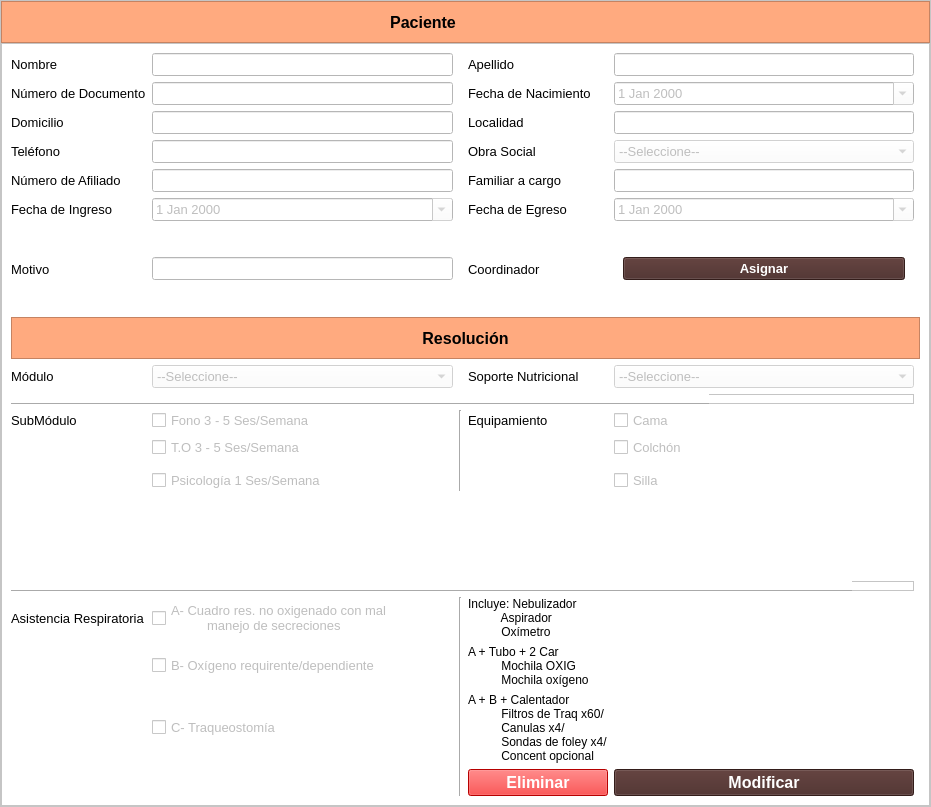
Old version of the form gui/pacientes/ver_paciente.ui in the repository ayenaccarato/Marcanac.
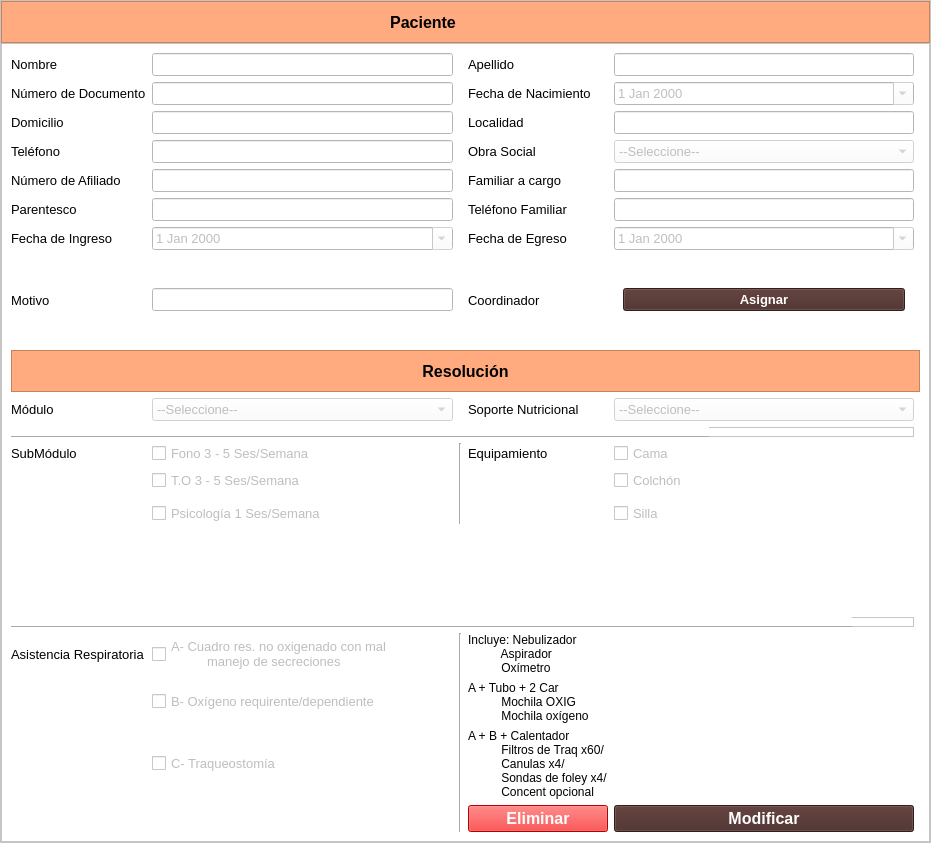
New version of the form. Icons and pictures are not drawn.

Commit message: Agrego datos al modelo de paciente

```diff
--- a/gui/pacientes/ver_paciente.ui
+++ b/gui/pacientes/ver_paciente.ui
@@ -7,7 +7,7 @@
     <x>0</x>
     <y>0</y>
     <width>931</width>
-    <height>807</height>
+    <height>843</height>
    </rect>
   </property>
   <property name="windowTitle">
@@ -329,7 +329,367 @@
          <layout class="QGridLayout" name="gridLayout_2">
           <item row="0" column="0">
            <layout class="QGridLayout" name="gridLayout">
-            <item row="17" column="1">
+            <item row="8" column="4">
+             <widget class="QStackedWidget" name="swCoordinador">
+              <property name="currentIndex">
+               <number>1</number>
+              </property>
+              <widget class="QWidget" name="page">
+               <layout class="QVBoxLayout" name="verticalLayout_3">
+                <item>
+                 <widget class="QLineEdit" name="txtCoordinador">
+                  <property name="enabled">
+                   <bool>false</bool>
+                  </property>
+                  <property name="font">
+                   <font>
+                    <family>Segoe UI</family>
+                    <pointsize>10</pointsize>
+                   </font>
+                  </property>
+                 </widget>
+                </item>
+               </layout>
+              </widget>
+              <widget class="QWidget" name="page_2">
+               <layout class="QVBoxLayout" name="verticalLayout_4">
+                <item>
+                 <widget class="QPushButton" name="btnAsignar">
+                  <property name="font">
+                   <font>
+                    <family>Segoe UI</family>
+                    <pointsize>10</pointsize>
+                    <weight>75</weight>
+                    <bold>true</bold>
+                   </font>
+                  </property>
+                  <property name="cursor">
+                   <cursorShape>PointingHandCursor</cursorShape>
+                  </property>
+                  <property name="styleSheet">
+                   <string notr="true">background-color: rgb(71, 40, 37);
+color: rgb(255, 255, 255);</string>
+                  </property>
+                  <property name="text">
+                   <string>Asignar</string>
+                  </property>
+                 </widget>
+                </item>
+               </layout>
+              </widget>
+             </widget>
+            </item>
+            <item row="21" column="3">
+             <widget class="QPushButton" name="btnEliminar">
+              <property name="font">
+               <font>
+                <family>Segoe UI</family>
+                <pointsize>12</pointsize>
+                <weight>75</weight>
+                <bold>true</bold>
+               </font>
+              </property>
+              <property name="cursor">
+               <cursorShape>PointingHandCursor</cursorShape>
+              </property>
+              <property name="styleSheet">
+               <string notr="true">color: rgb(255, 255, 255);
+background-color: rgb(255, 0, 0);</string>
+              </property>
+              <property name="text">
+               <string>Eliminar</string>
+              </property>
+             </widget>
+            </item>
+            <item row="19" column="3">
+             <widget class="QLabel" name="label_22">
+              <property name="text">
+               <string>A + Tubo + 2 Car
+          Mochila OXIG
+          Mochila oxígeno</string>
+              </property>
+             </widget>
+            </item>
+            <item row="18" column="2" rowspan="4">
+             <widget class="Line" name="line">
+              <property name="orientation">
+               <enum>Qt::Vertical</enum>
+              </property>
+             </widget>
+            </item>
+            <item row="12" column="2" rowspan="4">
+             <widget class="Line" name="line_4">
+              <property name="orientation">
+               <enum>Qt::Vertical</enum>
+              </property>
+             </widget>
+            </item>
+            <item row="20" column="3">
+             <widget class="QLabel" name="label_23">
+              <property name="text">
+               <string>A + B + Calentador
+          Filtros de Traq x60/ 
+          Canulas x4/ 
+          Sondas de foley x4/ 
+          Concent opcional</string>
+              </property>
+             </widget>
+            </item>
+            <item row="8" column="3">
+             <widget class="QLabel" name="label_24">
+              <property name="font">
+               <font>
+                <family>Segoe UI</family>
+                <pointsize>10</pointsize>
+               </font>
+              </property>
+              <property name="text">
+               <string>Coordinador</string>
+              </property>
+             </widget>
+            </item>
+            <item row="10" column="1">
+             <widget class="QComboBox" name="cbModulo">
+              <property name="enabled">
+               <bool>false</bool>
+              </property>
+              <property name="font">
+               <font>
+                <family>Segoe UI</family>
+                <pointsize>10</pointsize>
+               </font>
+              </property>
+              <item>
+               <property name="text">
+                <string>--Seleccione--</string>
+               </property>
+              </item>
+              <item>
+               <property name="text">
+                <string>Módulo 1</string>
+               </property>
+              </item>
+              <item>
+               <property name="text">
+                <string>Módulo 2</string>
+               </property>
+              </item>
+              <item>
+               <property name="text">
+                <string>Módulo 3</string>
+               </property>
+              </item>
+              <item>
+               <property name="text">
+                <string>Módulo 4</string>
+               </property>
+              </item>
+              <item>
+               <property name="text">
+                <string>Módulo 5</string>
+               </property>
+              </item>
+              <item>
+               <property name="text">
+                <string>Módulo 6</string>
+               </property>
+              </item>
+              <item>
+               <property name="text">
+                <string>Módulo 7</string>
+               </property>
+              </item>
+             </widget>
+            </item>
+            <item row="7" column="4">
+             <widget class="QDateEdit" name="txtFechaE">
+              <property name="enabled">
+               <bool>false</bool>
+              </property>
+              <property name="font">
+               <font>
+                <family>Segoe UI</family>
+                <pointsize>10</pointsize>
+               </font>
+              </property>
+              <property name="calendarPopup">
+               <bool>true</bool>
+              </property>
+             </widget>
+            </item>
+            <item row="5" column="3">
+             <widget class="QLabel" name="label_10">
+              <property name="font">
+               <font>
+                <family>Segoe UI</family>
+                <pointsize>10</pointsize>
+               </font>
+              </property>
+              <property name="text">
+               <string>Familiar a cargo</string>
+              </property>
+             </widget>
+            </item>
+            <item row="7" column="3">
+             <widget class="QLabel" name="label_12">
+              <property name="font">
+               <font>
+                <family>Segoe UI</family>
+                <pointsize>10</pointsize>
+               </font>
+              </property>
+              <property name="text">
+               <string>Fecha de Egreso</string>
+              </property>
+             </widget>
+            </item>
+            <item row="7" column="0">
+             <widget class="QLabel" name="label_11">
+              <property name="font">
+               <font>
+                <family>Segoe UI</family>
+                <pointsize>10</pointsize>
+               </font>
+              </property>
+              <property name="text">
+               <string>Fecha de Ingreso</string>
+              </property>
+             </widget>
+            </item>
+            <item row="1" column="1">
+             <widget class="QLineEdit" name="txtDocumento">
+              <property name="enabled">
+               <bool>false</bool>
+              </property>
+              <property name="font">
+               <font>
+                <family>Segoe UI</family>
+                <pointsize>10</pointsize>
+               </font>
+              </property>
+             </widget>
+            </item>
+            <item row="18" column="0">
+             <widget class="QLabel" name="label_20">
+              <property name="font">
+               <font>
+                <family>Segoe UI</family>
+                <pointsize>10</pointsize>
+                <underline>false</underline>
+               </font>
+              </property>
+              <property name="text">
+               <string>Asistencia Respiratoria</string>
+              </property>
+             </widget>
+            </item>
+            <item row="4" column="0">
+             <widget class="QLabel" name="label_9">
+              <property name="font">
+               <font>
+                <family>Segoe UI</family>
+                <pointsize>10</pointsize>
+               </font>
+              </property>
+              <property name="text">
+               <string>Teléfono</string>
+              </property>
+             </widget>
+            </item>
+            <item row="5" column="4">
+             <widget class="QLineEdit" name="txtFamiliar">
+              <property name="enabled">
+               <bool>false</bool>
+              </property>
+              <property name="font">
+               <font>
+                <family>Segoe UI</family>
+                <pointsize>10</pointsize>
+               </font>
+              </property>
+             </widget>
+            </item>
+            <item row="4" column="1">
+             <widget class="QLineEdit" name="txtTelefono">
+              <property name="enabled">
+               <bool>false</bool>
+              </property>
+              <property name="font">
+               <font>
+                <family>Segoe UI</family>
+                <pointsize>10</pointsize>
+               </font>
+              </property>
+             </widget>
+            </item>
+            <item row="10" column="0">
+             <widget class="QLabel" name="label_15">
+              <property name="font">
+               <font>
+                <family>Segoe UI</family>
+                <pointsize>10</pointsize>
+               </font>
+              </property>
+              <property name="text">
+               <string>Módulo</string>
+              </property>
+             </widget>
+            </item>
+            <item row="5" column="0">
+             <widget class="QLabel" name="label_16">
+              <property name="font">
+               <font>
+                <family>Segoe UI</family>
+                <pointsize>10</pointsize>
+               </font>
+              </property>
+              <property name="text">
+               <string>Número de Afiliado</string>
+              </property>
+             </widget>
+            </item>
+            <item row="4" column="3">
+             <widget class="QLabel" name="label_8">
+              <property name="font">
+               <font>
+                <family>Segoe UI</family>
+                <pointsize>10</pointsize>
+               </font>
+              </property>
+              <property name="text">
+               <string>Obra Social</string>
+              </property>
+             </widget>
+            </item>
+            <item row="4" column="4">
+             <widget class="QComboBox" name="cbObraSocial">
+              <property name="enabled">
+               <bool>false</bool>
+              </property>
+              <property name="font">
+               <font>
+                <family>Segoe UI</family>
+                <pointsize>10</pointsize>
+               </font>
+              </property>
+              <item>
+               <property name="text">
+                <string>--Seleccione--</string>
+               </property>
+              </item>
+              <item>
+               <property name="text">
+                <string>IOMA</string>
+               </property>
+              </item>
+              <item>
+               <property name="text">
+                <string>Sanidad</string>
+               </property>
+              </item>
+             </widget>
+            </item>
+            <item row="18" column="1">
              <widget class="QCheckBox" name="arA">
               <property name="enabled">
                <bool>false</bool>
@@ -346,7 +706,7 @@
               </property>
              </widget>
             </item>
-            <item row="14" column="4">
+            <item row="15" column="4">
              <widget class="QCheckBox" name="silla">
               <property name="enabled">
                <bool>false</bool>
@@ -362,7 +722,20 @@
               </property>
              </widget>
             </item>
-            <item row="8" column="0" colspan="6">
+            <item row="5" column="1">
+             <widget class="QLineEdit" name="txtNroAfi">
+              <property name="enabled">
+               <bool>false</bool>
+              </property>
+              <property name="font">
+               <font>
+                <family>Segoe UI</family>
+                <pointsize>10</pointsize>
+               </font>
+              </property>
+             </widget>
+            </item>
+            <item row="9" column="0" colspan="6">
              <widget class="QFrame" name="frame_resolucion">
               <property name="minimumSize">
                <size>
@@ -403,74 +776,6 @@
               </layout>
              </widget>
             </item>
-            <item row="5" column="1">
-             <widget class="QLineEdit" name="txtNroAfi">
-              <property name="enabled">
-               <bool>false</bool>
-              </property>
-              <property name="font">
-               <font>
-                <family>Segoe UI</family>
-                <pointsize>10</pointsize>
-               </font>
-              </property>
-             </widget>
-            </item>
-            <item row="1" column="3">
-             <widget class="QLabel" name="label_6">
-              <property name="font">
-               <font>
-                <family>Segoe UI</family>
-                <pointsize>10</pointsize>
-               </font>
-              </property>
-              <property name="text">
-               <string>Fecha de Nacimiento</string>
-              </property>
-             </widget>
-            </item>
-            <item row="3" column="4">
-             <widget class="QLineEdit" name="txtLocalidad">
-              <property name="enabled">
-               <bool>false</bool>
-              </property>
-              <property name="font">
-               <font>
-                <family>Segoe UI</family>
-                <pointsize>10</pointsize>
-               </font>
-              </property>
-             </widget>
-            </item>
-            <item row="7" column="1">
-             <widget class="QLineEdit" name="txtMotivo">
-              <property name="enabled">
-               <bool>false</bool>
-              </property>
-              <property name="font">
-               <font>
-                <family>Segoe UI</family>
-                <pointsize>10</pointsize>
-               </font>
-              </property>
-             </widget>
-            </item>
-            <item row="1" column="4">
-             <widget class="QDateEdit" name="txtFechaN">
-              <property name="enabled">
-               <bool>false</bool>
-              </property>
-              <property name="font">
-               <font>
-                <family>Segoe UI</family>
-                <pointsize>10</pointsize>
-               </font>
-              </property>
-              <property name="calendarPopup">
-               <bool>true</bool>
-              </property>
-             </widget>
-            </item>
             <item row="0" column="0">
              <widget class="QLabel" name="label_2">
               <property name="font">
@@ -497,7 +802,23 @@
               </property>
              </widget>
             </item>
-            <item row="9" column="4">
+            <item row="13" column="1">
+             <widget class="QCheckBox" name="to">
+              <property name="enabled">
+               <bool>false</bool>
+              </property>
+              <property name="font">
+               <font>
+                <family>Segoe UI</family>
+                <pointsize>10</pointsize>
+               </font>
+              </property>
+              <property name="text">
+               <string>T.O 3 - 5 Ses/Semana</string>
+              </property>
+             </widget>
+            </item>
+            <item row="10" column="4">
              <widget class="QComboBox" name="cbSN">
               <property name="enabled">
                <bool>false</bool>
@@ -535,36 +856,20 @@
               </item>
              </widget>
             </item>
+            <item row="0" column="1">
+             <widget class="QLineEdit" name="txtNombre">
+              <property name="enabled">
+               <bool>false</bool>
+              </property>
+              <property name="font">
+               <font>
+                <family>Segoe UI</family>
+                <pointsize>10</pointsize>
+               </font>
+              </property>
+             </widget>
+            </item>
             <item row="12" column="1">
-             <widget class="QCheckBox" name="to">
-              <property name="enabled">
-               <bool>false</bool>
-              </property>
-              <property name="font">
-               <font>
-                <family>Segoe UI</family>
-                <pointsize>10</pointsize>
-               </font>
-              </property>
-              <property name="text">
-               <string>T.O 3 - 5 Ses/Semana</string>
-              </property>
-             </widget>
-            </item>
-            <item row="3" column="1">
-             <widget class="QLineEdit" name="txtDomicilio">
-              <property name="enabled">
-               <bool>false</bool>
-              </property>
-              <property name="font">
-               <font>
-                <family>Segoe UI</family>
-                <pointsize>10</pointsize>
-               </font>
-              </property>
-             </widget>
-            </item>
-            <item row="11" column="1">
              <widget class="QCheckBox" name="fono">
               <property name="enabled">
                <bool>false</bool>
@@ -580,8 +885,8 @@
               </property>
              </widget>
             </item>
-            <item row="0" column="1">
-             <widget class="QLineEdit" name="txtNombre">
+            <item row="3" column="1">
+             <widget class="QLineEdit" name="txtDomicilio">
               <property name="enabled">
                <bool>false</bool>
               </property>
@@ -593,19 +898,6 @@
               </property>
              </widget>
             </item>
-            <item row="3" column="0">
-             <widget class="QLabel" name="label_4">
-              <property name="font">
-               <font>
-                <family>Segoe UI</family>
-                <pointsize>10</pointsize>
-               </font>
-              </property>
-              <property name="text">
-               <string>Domicilio</string>
-              </property>
-             </widget>
-            </item>
             <item row="0" column="3">
              <widget class="QLabel" name="label_3">
               <property name="font">
@@ -619,6 +911,19 @@
               </property>
              </widget>
             </item>
+            <item row="3" column="0">
+             <widget class="QLabel" name="label_4">
+              <property name="font">
+               <font>
+                <family>Segoe UI</family>
+                <pointsize>10</pointsize>
+               </font>
+              </property>
+              <property name="text">
+               <string>Domicilio</string>
+              </property>
+             </widget>
+            </item>
             <item row="3" column="3">
              <widget class="QLabel" name="label_5">
               <property name="font">
@@ -632,22 +937,6 @@
               </property>
              </widget>
             </item>
-            <item row="6" column="1">
-             <widget class="QDateEdit" name="txtFechaI">
-              <property name="enabled">
-               <bool>false</bool>
-              </property>
-              <property name="font">
-               <font>
-                <family>Segoe UI</family>
-                <pointsize>10</pointsize>
-               </font>
-              </property>
-              <property name="calendarPopup">
-               <bool>true</bool>
-              </property>
-             </widget>
-            </item>
             <item row="0" column="4">
              <widget class="QLineEdit" name="txtApellido">
               <property name="enabled">
@@ -661,7 +950,23 @@
               </property>
              </widget>
             </item>
-            <item row="19" column="1">
+            <item row="7" column="1">
+             <widget class="QDateEdit" name="txtFechaI">
+              <property name="enabled">
+               <bool>false</bool>
+              </property>
+              <property name="font">
+               <font>
+                <family>Segoe UI</family>
+                <pointsize>10</pointsize>
+               </font>
+              </property>
+              <property name="calendarPopup">
+               <bool>true</bool>
+              </property>
+             </widget>
+            </item>
+            <item row="20" column="1">
              <widget class="QCheckBox" name="arC">
               <property name="enabled">
                <bool>false</bool>
@@ -677,8 +982,8 @@
               </property>
              </widget>
             </item>
-            <item row="4" column="1">
-             <widget class="QLineEdit" name="txtTelefono">
+            <item row="8" column="1">
+             <widget class="QLineEdit" name="txtMotivo">
               <property name="enabled">
                <bool>false</bool>
               </property>
@@ -690,8 +995,8 @@
               </property>
              </widget>
             </item>
-            <item row="5" column="0">
-             <widget class="QLabel" name="label_16">
+            <item row="1" column="3">
+             <widget class="QLabel" name="label_6">
               <property name="font">
                <font>
                 <family>Segoe UI</family>
@@ -699,38 +1004,12 @@
                </font>
               </property>
               <property name="text">
-               <string>Número de Afiliado</string>
+               <string>Fecha de Nacimiento</string>
               </property>
              </widget>
             </item>
-            <item row="9" column="0">
-             <widget class="QLabel" name="label_15">
-              <property name="font">
-               <font>
-                <family>Segoe UI</family>
-                <pointsize>10</pointsize>
-               </font>
-              </property>
-              <property name="text">
-               <string>Módulo</string>
-              </property>
-             </widget>
-            </item>
-            <item row="4" column="3">
-             <widget class="QLabel" name="label_8">
-              <property name="font">
-               <font>
-                <family>Segoe UI</family>
-                <pointsize>10</pointsize>
-               </font>
-              </property>
-              <property name="text">
-               <string>Obra Social</string>
-              </property>
-             </widget>
-            </item>
-            <item row="4" column="4">
-             <widget class="QComboBox" name="cbObraSocial">
+            <item row="3" column="4">
+             <widget class="QLineEdit" name="txtLocalidad">
               <property name="enabled">
                <bool>false</bool>
               </property>
@@ -740,91 +1019,10 @@
                 <pointsize>10</pointsize>
                </font>
               </property>
-              <item>
-               <property name="text">
-                <string>--Seleccione--</string>
-               </property>
-              </item>
-              <item>
-               <property name="text">
-                <string>IOMA</string>
-               </property>
-              </item>
-              <item>
-               <property name="text">
-                <string>Sanidad</string>
-               </property>
-              </item>
              </widget>
             </item>
-            <item row="9" column="1">
-             <widget class="QComboBox" name="cbModulo">
-              <property name="enabled">
-               <bool>false</bool>
-              </property>
-              <property name="font">
-               <font>
-                <family>Segoe UI</family>
-                <pointsize>10</pointsize>
-               </font>
-              </property>
-              <item>
-               <property name="text">
-                <string>--Seleccione--</string>
-               </property>
-              </item>
-              <item>
-               <property name="text">
-                <string>Módulo 1</string>
-               </property>
-              </item>
-              <item>
-               <property name="text">
-                <string>Módulo 2</string>
-               </property>
-              </item>
-              <item>
-               <property name="text">
-                <string>Módulo 3</string>
-               </property>
-              </item>
-              <item>
-               <property name="text">
-                <string>Módulo 4</string>
-               </property>
-              </item>
-              <item>
-               <property name="text">
-                <string>Módulo 5</string>
-               </property>
-              </item>
-              <item>
-               <property name="text">
-                <string>Módulo 6</string>
-               </property>
-              </item>
-              <item>
-               <property name="text">
-                <string>Módulo 7</string>
-               </property>
-              </item>
-             </widget>
-            </item>
-            <item row="5" column="3">
-             <widget class="QLabel" name="label_10">
-              <property name="font">
-               <font>
-                <family>Segoe UI</family>
-                <pointsize>10</pointsize>
-               </font>
-              </property>
-              <property name="text">
-               <string>Familiar a cargo</string>
-              </property>
-             </widget>
-            </item>
-            <item row="6" column="4">
-             <widget class="QDateEdit" name="txtFechaE">
+            <item row="1" column="4">
+             <widget class="QDateEdit" name="txtFechaN">
               <property name="enabled">
                <bool>false</bool>
               </property>
@@ -839,115 +1037,7 @@
               </property>
              </widget>
             </item>
-            <item row="1" column="1">
-             <widget class="QLineEdit" name="txtDocumento">
-              <property name="enabled">
-               <bool>false</bool>
-              </property>
-              <property name="font">
-               <font>
-                <family>Segoe UI</family>
-                <pointsize>10</pointsize>
-               </font>
-              </property>
-             </widget>
-            </item>
-            <item row="6" column="0">
-             <widget class="QLabel" name="label_11">
-              <property name="font">
-               <font>
-                <family>Segoe UI</family>
-                <pointsize>10</pointsize>
-               </font>
-              </property>
-              <property name="text">
-               <string>Fecha de Ingreso</string>
-              </property>
-             </widget>
-            </item>
-            <item row="6" column="3">
-             <widget class="QLabel" name="label_12">
-              <property name="font">
-               <font>
-                <family>Segoe UI</family>
-                <pointsize>10</pointsize>
-               </font>
-              </property>
-              <property name="text">
-               <string>Fecha de Egreso</string>
-              </property>
-             </widget>
-            </item>
-            <item row="4" column="0">
-             <widget class="QLabel" name="label_9">
-              <property name="font">
-               <font>
-                <family>Segoe UI</family>
-                <pointsize>10</pointsize>
-               </font>
-              </property>
-              <property name="text">
-               <string>Teléfono</string>
-              </property>
-             </widget>
-            </item>
-            <item row="5" column="4">
-             <widget class="QLineEdit" name="txtFamiliar">
-              <property name="enabled">
-               <bool>false</bool>
-              </property>
-              <property name="font">
-               <font>
-                <family>Segoe UI</family>
-                <pointsize>10</pointsize>
-               </font>
-              </property>
-             </widget>
-            </item>
-            <item row="17" column="0">
-             <widget class="QLabel" name="label_20">
-              <property name="font">
-               <font>
-                <family>Segoe UI</family>
-                <pointsize>10</pointsize>
-                <underline>false</underline>
-               </font>
-              </property>
-              <property name="text">
-               <string>Asistencia Respiratoria</string>
-              </property>
-             </widget>
-            </item>
-            <item row="18" column="1">
-             <widget class="QCheckBox" name="arB">
-              <property name="enabled">
-               <bool>false</bool>
-              </property>
-              <property name="font">
-               <font>
-                <family>Segoe UI</family>
-                <pointsize>10</pointsize>
-               </font>
-              </property>
-              <property name="text">
-               <string>B- Oxígeno requirente/dependiente</string>
-              </property>
-             </widget>
-            </item>
-            <item row="7" column="0">
-             <widget class="QLabel" name="label_13">
-              <property name="font">
-               <font>
-                <family>Segoe UI</family>
-                <pointsize>10</pointsize>
-               </font>
-              </property>
-              <property name="text">
-               <string>Motivo</string>
-              </property>
-             </widget>
-            </item>
-            <item row="11" column="3">
+            <item row="12" column="3">
              <widget class="QLabel" name="label_19">
               <property name="font">
                <font>
@@ -961,7 +1051,7 @@
               </property>
              </widget>
             </item>
-            <item row="11" column="4">
+            <item row="12" column="4">
              <widget class="QCheckBox" name="cama">
               <property name="enabled">
                <bool>false</bool>
@@ -977,21 +1067,7 @@
               </property>
              </widget>
             </item>
-            <item row="11" column="0">
-             <widget class="QLabel" name="label_17">
-              <property name="font">
-               <font>
-                <family>Segoe UI</family>
-                <pointsize>10</pointsize>
-                <underline>false</underline>
-               </font>
-              </property>
-              <property name="text">
-               <string>SubMódulo</string>
-              </property>
-             </widget>
-            </item>
-            <item row="9" column="3">
+            <item row="10" column="3">
              <widget class="QLabel" name="label_18">
               <property name="font">
                <font>
@@ -1004,7 +1080,7 @@
               </property>
              </widget>
             </item>
-            <item row="12" column="4">
+            <item row="13" column="4">
              <widget class="QCheckBox" name="colchon">
               <property name="enabled">
                <bool>false</bool>
@@ -1020,7 +1096,21 @@
               </property>
              </widget>
             </item>
-            <item row="20" column="4">
+            <item row="12" column="0">
+             <widget class="QLabel" name="label_17">
+              <property name="font">
+               <font>
+                <family>Segoe UI</family>
+                <pointsize>10</pointsize>
+                <underline>false</underline>
+               </font>
+              </property>
+              <property name="text">
+               <string>SubMódulo</string>
+              </property>
+             </widget>
+            </item>
+            <item row="21" column="4">
              <widget class="QPushButton" name="btnModificar">
               <property name="font">
                <font>
@@ -1042,7 +1132,7 @@
               </property>
              </widget>
             </item>
-            <item row="15" column="1">
+            <item row="16" column="1">
              <spacer name="verticalSpacer">
               <property name="orientation">
                <enum>Qt::Vertical</enum>
@@ -1055,7 +1145,7 @@
               </property>
              </spacer>
             </item>
-            <item row="14" column="1">
+            <item row="15" column="1">
              <widget class="QCheckBox" name="psico">
               <property name="enabled">
                <bool>false</bool>
@@ -1071,7 +1161,7 @@
               </property>
              </widget>
             </item>
-            <item row="16" column="0" colspan="5">
+            <item row="17" column="0" colspan="5">
              <widget class="QFrame" name="frame_2">
               <property name="minimumSize">
                <size>
@@ -1100,7 +1190,7 @@
               </widget>
              </widget>
             </item>
-            <item row="10" column="0" colspan="5">
+            <item row="11" column="0" colspan="5">
              <widget class="QFrame" name="frame_separador">
               <property name="minimumSize">
                <size>
@@ -1129,7 +1219,7 @@
               </widget>
              </widget>
             </item>
-            <item row="17" column="3">
+            <item row="18" column="3">
              <widget class="QLabel" name="label_21">
               <property name="text">
                <string>Incluye: Nebulizador
@@ -1138,42 +1228,50 @@
               </property>
              </widget>
             </item>
-            <item row="18" column="3">
-             <widget class="QLabel" name="label_22">
+            <item row="19" column="1">
+             <widget class="QCheckBox" name="arB">
+              <property name="enabled">
+               <bool>false</bool>
+              </property>
+              <property name="font">
+               <font>
+                <family>Segoe UI</family>
+                <pointsize>10</pointsize>
+               </font>
+              </property>
               <property name="text">
-               <string>A + Tubo + 2 Car
-          Mochila OXIG
-          Mochila oxígeno</string>
+               <string>B- Oxígeno requirente/dependiente</string>
               </property>
              </widget>
             </item>
-            <item row="19" column="3">
-             <widget class="QLabel" name="label_23">
+            <item row="8" column="0">
+             <widget class="QLabel" name="label_13">
+              <property name="font">
+               <font>
+                <family>Segoe UI</family>
+                <pointsize>10</pointsize>
+               </font>
+              </property>
               <property name="text">
-               <string>A + B + Calentador
-          Filtros de Traq x60/ 
-          Canulas x4/ 
-          Sondas de foley x4/ 
-          Concent opcional</string>
+               <string>Motivo</string>
               </property>
              </widget>
             </item>
-            <item row="17" column="2" rowspan="4">
-             <widget class="Line" name="line">
-              <property name="orientation">
-               <enum>Qt::Vertical</enum>
+            <item row="6" column="0">
+             <widget class="QLabel" name="label_25">
+              <property name="font">
+               <font>
+                <family>Segoe UI</family>
+                <pointsize>10</pointsize>
+               </font>
               </property>
-             </widget>
-            </item>
-            <item row="11" column="2" rowspan="4">
-             <widget class="Line" name="line_4">
-              <property name="orientation">
-               <enum>Qt::Vertical</enum>
+              <property name="text">
+               <string>Parentesco</string>
               </property>
              </widget>
             </item>
-            <item row="7" column="3">
-             <widget class="QLabel" name="label_24">
+            <item row="6" column="3">
+             <widget class="QLabel" name="label_26">
               <property name="font">
                <font>
                 <family>Segoe UI</family>
@@ -1181,79 +1279,33 @@
                </font>
               </property>
               <property name="text">
-               <string>Coordinador</string>
+               <string>Teléfono Familiar</string>
               </property>
              </widget>
             </item>
-            <item row="7" column="4">
-             <widget class="QStackedWidget" name="swCoordinador">
-              <property name="currentIndex">
-               <number>1</number>
+            <item row="6" column="1">
+             <widget class="QLineEdit" name="txtParentesco">
+              <property name="enabled">
+               <bool>false</bool>
               </property>
-              <widget class="QWidget" name="page">
-               <layout class="QVBoxLayout" name="verticalLayout_3">
-                <item>
-                 <widget class="QLineEdit" name="txtCoordinador">
-                  <property name="enabled">
-                   <bool>false</bool>
-                  </property>
-                  <property name="font">
-                   <font>
-                    <family>Segoe UI</family>
-                    <pointsize>10</pointsize>
-                   </font>
-                  </property>
-                 </widget>
-                </item>
-               </layout>
-              </widget>
-              <widget class="QWidget" name="page_2">
-               <layout class="QVBoxLayout" name="verticalLayout_4">
-                <item>
-                 <widget class="QPushButton" name="btnAsignar">
-                  <property name="font">
-                   <font>
-                    <family>Segoe UI</family>
-                    <pointsize>10</pointsize>
-                    <weight>75</weight>
-                    <bold>true</bold>
-                   </font>
-                  </property>
-                  <property name="cursor">
-                   <cursorShape>PointingHandCursor</cursorShape>
-                  </property>
-                  <property name="styleSheet">
-                   <string notr="true">background-color: rgb(71, 40, 37);
-color: rgb(255, 255, 255);</string>
-                  </property>
-                  <property name="text">
-                   <string>Asignar</string>
-                  </property>
-                 </widget>
-                </item>
-               </layout>
-              </widget>
-             </widget>
-            </item>
-            <item row="20" column="3">
-             <widget class="QPushButton" name="btnEliminar">
               <property name="font">
                <font>
                 <family>Segoe UI</family>
-                <pointsize>12</pointsize>
-                <weight>75</weight>
-                <bold>true</bold>
+                <pointsize>10</pointsize>
                </font>
               </property>
-              <property name="cursor">
-               <cursorShape>PointingHandCursor</cursorShape>
+             </widget>
+            </item>
+            <item row="6" column="4">
+             <widget class="QLineEdit" name="txtTelFamiliar">
+              <property name="enabled">
+               <bool>false</bool>
               </property>
-              <property name="styleSheet">
-               <string notr="true">color: rgb(255, 255, 255);
-background-color: rgb(255, 0, 0);</string>
-              </property>
-              <property name="text">
-               <string>Eliminar</string>
+              <property name="font">
+               <font>
+                <family>Segoe UI</family>
+                <pointsize>10</pointsize>
+               </font>
               </property>
              </widget>
             </item>
```
Left out of the diff: 2 changed lines with no effect on the pictures. The commit also changes 7 other files.
